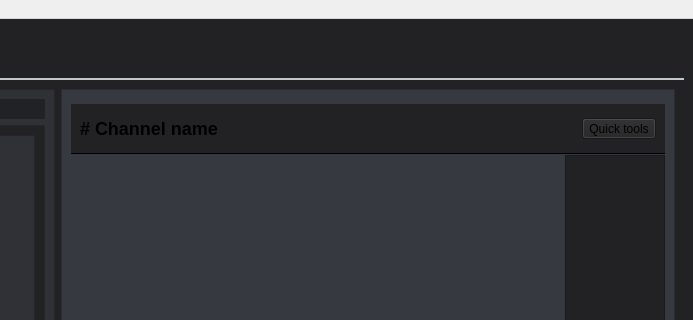
4-04/DiscordClient, file DiscordClient/gui/discordclient.ui: the form before one commit; both pictures show x 369 to 1062 and y 0 to 320 of the 1062 by 798 pixel window.
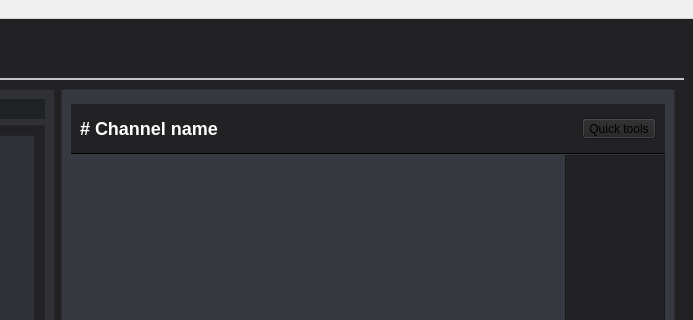
The form after the commit.

```diff
--- a/DiscordClient/gui/discordclient.ui
+++ b/DiscordClient/gui/discordclient.ui
@@ -121,7 +121,10 @@
               <item>
                <widget class="QLabel" name="channel_name">
                 <property name="styleSheet">
-                 <string notr="true">border: 0px;</string>
+                 <string notr="true">QLabel {
+border: 0px;
+color: white;
+}</string>
                 </property>
                 <property name="text">
                  <string>&lt;h2&gt;# Channel name&lt;/h2&gt;</string>
```
